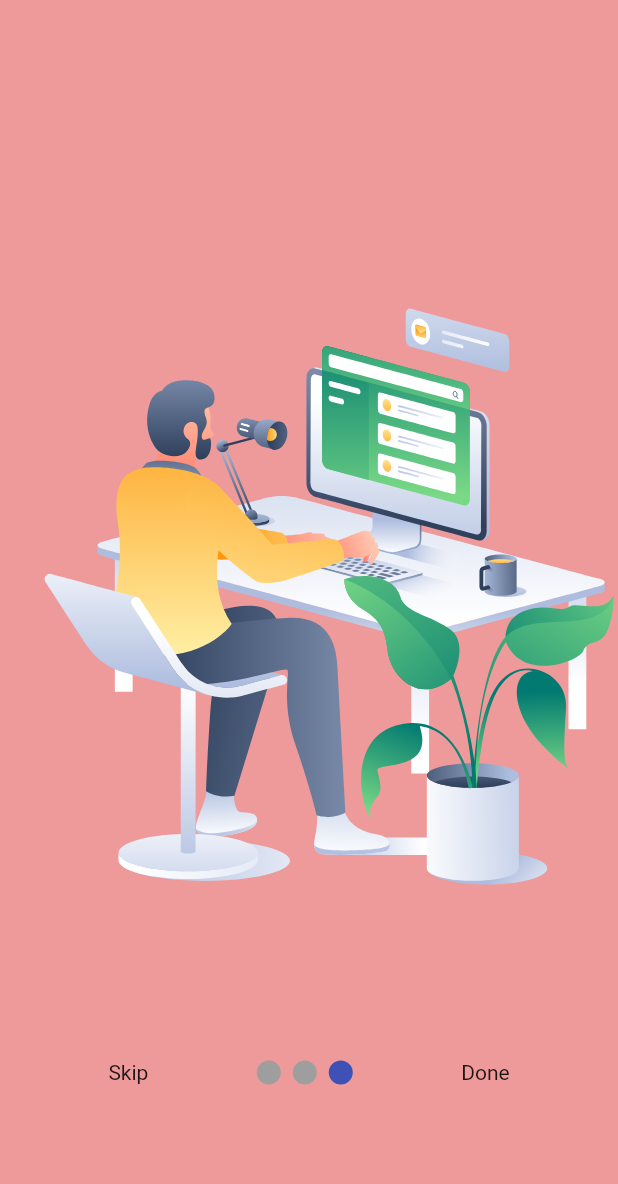
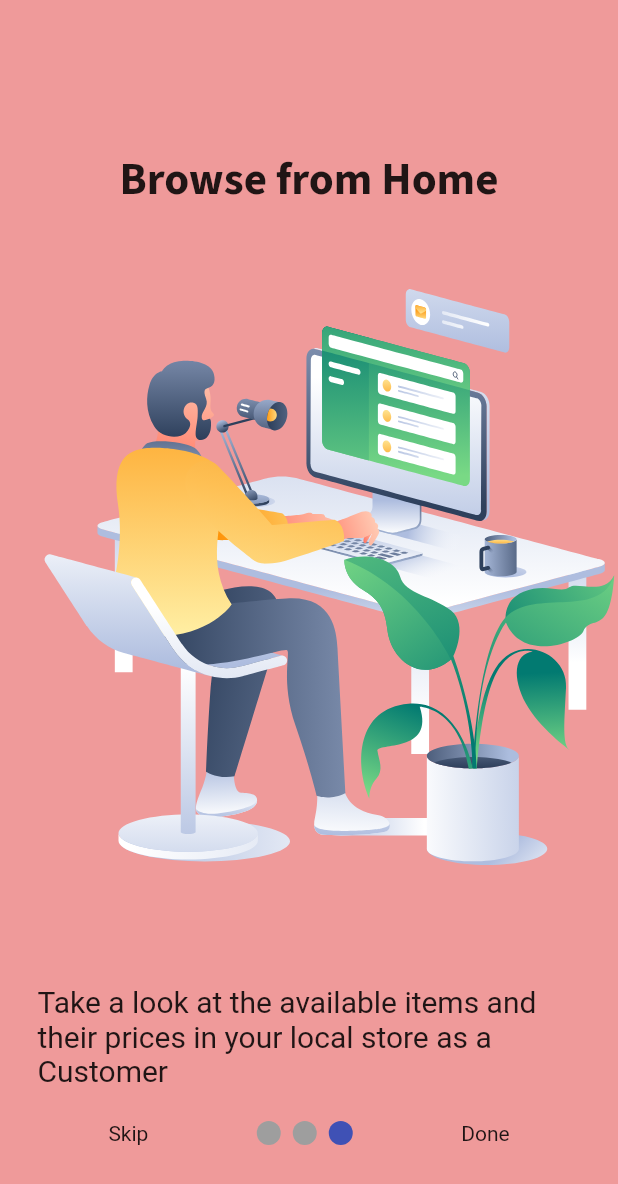
Before and after one commit to majdawad97/Remote-Manager, a Flutter app: the screen it shows after launch, after a tap on "Skip", on a phone screen of 412 x 824 dp. Shown: the top 1184 px of the screen. Run offline on Flutter 3.47's test engine with Material 2 defaults, Android fonts, the phone set to English and light mode, and no system bars; drawn by our look-alikes of smooth_page_indicator; our stand-ins replace firebase_core, google_fonts, lottie; accounts and stored records are empty.

Commit message:
intro screens done

```diff
--- a/lib/screens/intro_screens/intro_page_1.dart
+++ b/lib/screens/intro_screens/intro_page_1.dart
@@ -1,4 +1,5 @@
 import 'package:flutter/material.dart';
+import 'package:google_fonts/google_fonts.dart';
 import 'package:lottie/lottie.dart';
 
 class IntroPage1 extends StatelessWidget {
@@ -11,9 +12,19 @@ class IntroPage1 extends StatelessWidget {
       body: Column(
         mainAxisAlignment: MainAxisAlignment.center,
         children: [
-          Text('Manage your Company'),
+          Text(
+            'Manage your Company',
+            style: GoogleFonts.sourceSansPro(
+                fontWeight: FontWeight.bold, fontSize: 30),
+          ),
           Lottie.asset('assets/animations/manager.json'),
-          Text('Be on top of your work from home'),
+          Padding(
+            padding: const EdgeInsets.symmetric(horizontal: 25),
+            child: Text(
+              'Stay on Top of your Business and Keep track of your teams as a Company Manager',
+              style: GoogleFonts.roboto(fontSize: 20),
+            ),
+          ),
         ],
       ),
     );
--- a/lib/screens/intro_screens/intro_page_2.dart
+++ b/lib/screens/intro_screens/intro_page_2.dart
@@ -1,4 +1,5 @@
 import 'package:flutter/material.dart';
+import 'package:google_fonts/google_fonts.dart';
 import 'package:lottie/lottie.dart';
 
 class IntroPage2 extends StatelessWidget {
@@ -6,9 +7,26 @@ class IntroPage2 extends StatelessWidget {
 
   @override
   Widget build(BuildContext context) {
-    return Container(
-      color: Colors.yellow[200],
-      child: Lottie.asset('assets/animations/retail_manager.json'),
+    return Scaffold(
+      backgroundColor: Colors.yellow[200],
+      body: Column(
+        mainAxisAlignment: MainAxisAlignment.center,
+        children: [
+          Text(
+            'Lead your Team',
+            style: GoogleFonts.sourceSansPro(
+                fontWeight: FontWeight.bold, fontSize: 30),
+          ),
+          Lottie.asset('assets/animations/retail_manager.json'),
+          Padding(
+            padding: const EdgeInsets.symmetric(horizontal: 25),
+            child: Text(
+              'Keep each local store stocked and in place as a team leader',
+              style: GoogleFonts.roboto(fontSize: 20),
+            ),
+          ),
+        ],
+      ),
     );
   }
 }
--- a/lib/screens/intro_screens/intro_page_3.dart
+++ b/lib/screens/intro_screens/intro_page_3.dart
@@ -1,4 +1,5 @@
 import 'package:flutter/material.dart';
+import 'package:google_fonts/google_fonts.dart';
 import 'package:lottie/lottie.dart';
 
 class IntroPage3 extends StatelessWidget {
@@ -6,9 +7,26 @@ class IntroPage3 extends StatelessWidget {
 
   @override
   Widget build(BuildContext context) {
-    return Container(
-      color: Colors.red[200],
-      child: Lottie.asset('assets/animations/customer.json'),
+    return Scaffold(
+      backgroundColor: Colors.red[200],
+      body: Column(
+        mainAxisAlignment: MainAxisAlignment.center,
+        children: [
+          Text(
+            'Browse from Home',
+            style: GoogleFonts.sourceSansPro(
+                fontSize: 30, fontWeight: FontWeight.bold),
+          ),
+          Lottie.asset('assets/animations/customer.json'),
+          Padding(
+            padding: const EdgeInsets.symmetric(horizontal: 25),
+            child: Text(
+              'Take a look at the available items and their prices in your local store as a Customer',
+              style: GoogleFonts.roboto(fontSize: 20),
+            ),
+          ),
+        ],
+      ),
     );
   }
 }
--- a/lib/screens/onboarding_screen.dart
+++ b/lib/screens/onboarding_screen.dart
@@ -41,7 +41,7 @@ class _OnBoardingScreenState extends State<OnBoardingScreen> {
 
         // dot indicator
         Container(
-          alignment: Alignment(0, 0.75),
+          alignment: Alignment(0, 0.85),
           child: Row(
             mainAxisAlignment: MainAxisAlignment.spaceEvenly,
             children: [
--- a/pubspec.yaml
+++ b/pubspec.yaml
@@ -40,6 +40,7 @@ dependencies:
   flutter_svg: ^1.1.6
   smooth_page_indicator: ^1.0.0+2
   lottie: ^2.0.0
+  google_fonts: ^3.0.1
 
 dev_dependencies:
   flutter_test:
```
Also changed, not shown: pubspec.lock.
